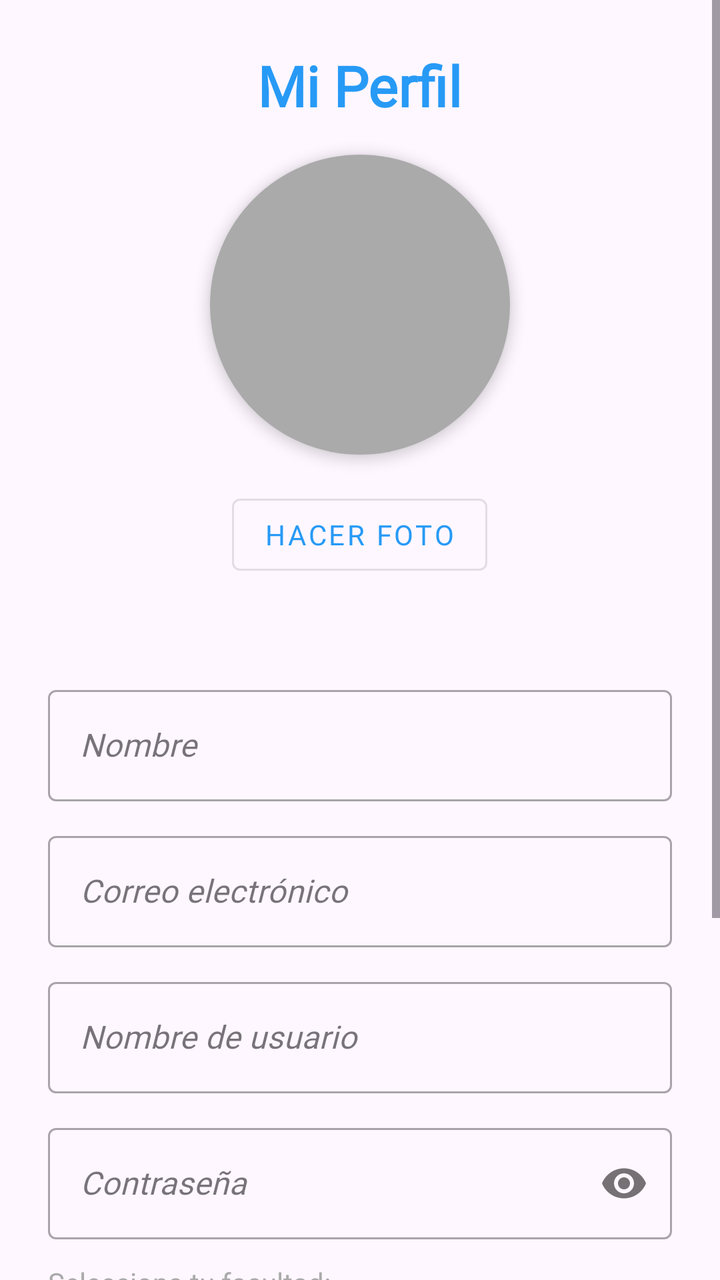
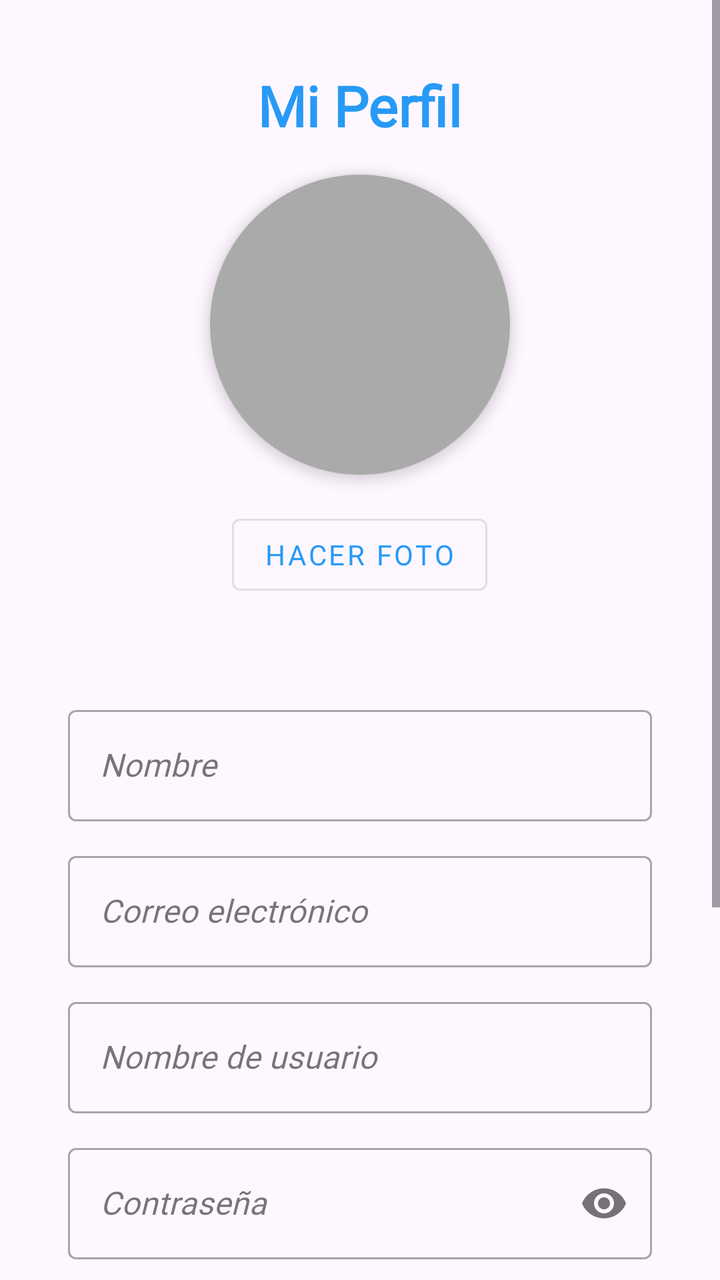

Two renders of the same Android screen: before a commit and after it. Below are the layout's source before the change and the commit's diff.
<!-- AndroidManifest.xml: application theme Theme.Miau -->
<!-- res/layout/fragment_perfil.xml -->
<?xml version="1.0" encoding="utf-8"?>
<ScrollView xmlns:android="http://schemas.android.com/apk/res/android"
    xmlns:app="http://schemas.android.com/apk/res-auto"
    xmlns:tools="http://schemas.android.com/tools"
    android:layout_width="match_parent"
    android:layout_height="match_parent"
    android:fillViewport="true"
    tools:context=".PerfilFragment">

    <LinearLayout
        android:layout_width="match_parent"
        android:layout_height="wrap_content"
        android:gravity="center_horizontal"
        android:orientation="vertical"
        android:padding="24dp">

        <TextView
            android:layout_width="wrap_content"
            android:layout_height="wrap_content"
            android:text="Mi Perfil"
            android:fontFamily="@font/playfair_semibolditalic"
            android:textSize="28sp"
            android:textStyle="bold"
            android:textColor="?attr/colorPrimary"
            android:layout_marginBottom="16dp"/>

        <androidx.cardview.widget.CardView
            android:layout_width="150dp"
            android:layout_height="150dp"
            app:cardCornerRadius="75dp"
            app:cardElevation="4dp"
            android:layout_marginBottom="16dp">

            <ImageView
                android:id="@+id/img_perfil"
                android:layout_width="match_parent"
                android:layout_height="match_parent"
                android:scaleType="centerCrop"
                android:background="@android:color/darker_gray"
                android:contentDescription="Foto de perfil" />
        </androidx.cardview.widget.CardView>

        <Button
            android:id="@+id/btn_hacer_foto"
            style="@style/Widget.MaterialComponents.Button.OutlinedButton"
            android:layout_width="wrap_content"
            android:layout_height="wrap_content"
            android:text="@string/tomarfoto"
            android:fontFamily="@font/playfair_regular"/>
        <TextView
            android:id="@+id/tvMisPuntos"
            android:layout_width="wrap_content"
            android:layout_height="wrap_content"
            android:textSize="18sp"
            android:textStyle="bold"
            android:textColor="?attr/colorPrimary" />

        <com.google.android.material.textfield.TextInputLayout
            style="@style/Widget.MaterialComponents.TextInputLayout.OutlinedBox"
            android:layout_width="match_parent"
            android:layout_height="wrap_content"
            android:layout_marginTop="24dp">
            <com.google.android.material.textfield.TextInputEditText
                android:id="@+id/et_nombre_completo"
                android:layout_width="match_parent"
                android:layout_height="wrap_content"
                android:fontFamily="@font/playfair_regular"
                android:textStyle="italic"
                android:hint="@string/nombre"
                android:inputType="textPersonName" />
        </com.google.android.material.textfield.TextInputLayout>

        <com.google.android.material.textfield.TextInputLayout
            style="@style/Widget.MaterialComponents.TextInputLayout.OutlinedBox"
            android:layout_width="match_parent"
            android:layout_height="wrap_content"
            android:layout_marginTop="12dp">
            <com.google.android.material.textfield.TextInputEditText
                android:id="@+id/et_email"
                android:layout_width="match_parent"
                android:layout_height="wrap_content"
                android:hint="@string/correo"
                android:fontFamily="@font/playfair_regular"
                android:textStyle="italic"
                android:inputType="textEmailAddress" />
        </com.google.android.material.textfield.TextInputLayout>

        <com.google.android.material.textfield.TextInputLayout
            style="@style/Widget.MaterialComponents.TextInputLayout.OutlinedBox"
            android:layout_width="match_parent"
            android:layout_height="wrap_content"
            android:layout_marginTop="12dp">
            <com.google.android.material.textfield.TextInputEditText
                android:id="@+id/et_nombre_usuario"
                android:layout_width="match_parent"
                android:layout_height="wrap_content"
                android:hint="@string/usNombre"
                android:fontFamily="@font/playfair_regular"
                android:textStyle="italic"
                android:inputType="text" />
        </com.google.android.material.textfield.TextInputLayout>

        <com.google.android.material.textfield.TextInputLayout
            style="@style/Widget.MaterialComponents.TextInputLayout.OutlinedBox"
            android:layout_width="match_parent"
            android:layout_height="wrap_content"
            android:layout_marginTop="12dp"
            app:passwordToggleEnabled="true">
            <com.google.android.material.textfield.TextInputEditText
                android:id="@+id/et_password"
                android:layout_width="match_parent"
                android:layout_height="wrap_content"
                android:hint="@string/contrasena"
                android:fontFamily="@font/playfair_regular"
                android:textStyle="italic"
                android:inputType="textPassword" />
        </com.google.android.material.textfield.TextInputLayout>

        <TextView
            android:layout_width="match_parent"
            android:layout_height="wrap_content"
            android:text="@string/fac"
            android:textColor="@android:color/darker_gray"
            android:layout_marginTop="12dp"
            android:layout_marginBottom="4dp"/>

        <Spinner
            android:id="@+id/spinner_perfil_facultad"
            android:layout_width="match_parent"
            android:layout_height="50dp"
            android:background="@android:drawable/btn_dropdown"/>

        <Button
            android:id="@+id/btn_guardar_perfil"
            android:layout_width="match_parent"
            android:layout_height="60dp"
            android:layout_marginTop="24dp"
            android:layout_marginBottom="24dp"
            android:backgroundTint="?attr/colorPrimary"
            android:text="@string/guardar"
            android:fontFamily="@font/playfair_regular"
            android:textColor="@android:color/white"
            android:textSize="18sp" />
        <Button
            android:id="@+id/btn_cerrar_sesion"
            android:layout_width="match_parent"
            android:layout_height="wrap_content"
            android:layout_marginTop="8dp"
            android:text="@string/cerrar_s"
            android:fontFamily="@font/playfair_regular"
            android:textStyle="bold"
            android:textColor="@android:color/white"
            android:backgroundTint="#D32F2F" />
    </LinearLayout>
</ScrollView>
<!-- resources referenced by this layout -->
<resources>
  <string name="cerrar_s">Cerrar sesión</string>
  <string name="contrasena">Contraseña</string>
  <string name="correo">Correo electrónico</string>
  <string name="fac">Selecciona tu facultad:</string>
  <string name="guardar">Guardar cambios</string>
  <string name="nombre">Nombre</string>
  <string name="tomarfoto">Hacer foto</string>
  <string name="usNombre">Nombre de usuario</string>
  <style name="Theme.Miau" parent="Base.Theme.Miau" />
  <style name="Base.Theme.Miau" parent="Theme.Material3.DayNight.NoActionBar">
          <item name="colorPrimary">@color/blue_primary</item>
          <item name="colorPrimaryVariant">@color/blue_primary_dark</item>
          <item name="colorSecondary">@color/accent</item>
      </style>
  <color name="blue_primary">#279AF6</color>
  <color name="blue_primary_dark">#155BA2</color>
  <color name="accent">#ED427C</color>
</resources>

<!-- the commit's change to res/layout/fragment_perfil.xml (unified diff, before → after) -->
@@ -10,6 +10,7 @@
     <LinearLayout
         android:layout_width="match_parent"
         android:layout_height="wrap_content"
+        android:layout_margin="10dp"
         android:gravity="center_horizontal"
         android:orientation="vertical"
         android:padding="24dp">
@@ -17,27 +18,27 @@
         <TextView
             android:layout_width="wrap_content"
             android:layout_height="wrap_content"
+            android:layout_marginBottom="16dp"
+            android:fontFamily="@font/playfair_semibolditalic"
             android:text="Mi Perfil"
-            android:fontFamily="@font/playfair_semibolditalic"
+            android:textColor="?attr/colorPrimary"
             android:textSize="28sp"
-            android:textStyle="bold"
-            android:textColor="?attr/colorPrimary"
-            android:layout_marginBottom="16dp"/>
+            android:textStyle="bold" />
 
         <androidx.cardview.widget.CardView
             android:layout_width="150dp"
             android:layout_height="150dp"
+            android:layout_marginBottom="16dp"
             app:cardCornerRadius="75dp"
-            app:cardElevation="4dp"
-            android:layout_marginBottom="16dp">
+            app:cardElevation="4dp">
 
             <ImageView
                 android:id="@+id/img_perfil"
                 android:layout_width="match_parent"
                 android:layout_height="match_parent"
-                android:scaleType="centerCrop"
                 android:background="@android:color/darker_gray"
-                android:contentDescription="Foto de perfil" />
+                android:contentDescription="Foto de perfil"
+                android:scaleType="centerCrop" />
         </androidx.cardview.widget.CardView>
 
         <Button
@@ -45,29 +46,31 @@
             style="@style/Widget.MaterialComponents.Button.OutlinedButton"
             android:layout_width="wrap_content"
             android:layout_height="wrap_content"
-            android:text="@string/tomarfoto"
-            android:fontFamily="@font/playfair_regular"/>
+            android:fontFamily="@font/playfair_regular"
+            android:text="@string/tomarfoto" />
+
         <TextView
             android:id="@+id/tvMisPuntos"
             android:layout_width="wrap_content"
             android:layout_height="wrap_content"
+            android:textColor="?attr/colorPrimary"
             android:textSize="18sp"
-            android:textStyle="bold"
-            android:textColor="?attr/colorPrimary" />
+            android:textStyle="bold" />
 
         <com.google.android.material.textfield.TextInputLayout
             style="@style/Widget.MaterialComponents.TextInputLayout.OutlinedBox"
             android:layout_width="match_parent"
             android:layout_height="wrap_content"
             android:layout_marginTop="24dp">
+
             <com.google.android.material.textfield.TextInputEditText
                 android:id="@+id/et_nombre_completo"
                 android:layout_width="match_parent"
                 android:layout_height="wrap_content"
                 android:fontFamily="@font/playfair_regular"
-                android:textStyle="italic"
                 android:hint="@string/nombre"
-                android:inputType="textPersonName" />
+                android:inputType="textPersonName"
+                android:textStyle="italic" />
         </com.google.android.material.textfield.TextInputLayout>
 
         <com.google.android.material.textfield.TextInputLayout
@@ -75,14 +78,15 @@
             android:layout_width="match_parent"
             android:layout_height="wrap_content"
             android:layout_marginTop="12dp">
+
             <com.google.android.material.textfield.TextInputEditText
                 android:id="@+id/et_email"
                 android:layout_width="match_parent"
                 android:layout_height="wrap_content"
+                android:fontFamily="@font/playfair_regular"
                 android:hint="@string/correo"
-                android:fontFamily="@font/playfair_regular"
-                android:textStyle="italic"
-                android:inputType="textEmailAddress" />
+                android:inputType="textEmailAddress"
+                android:textStyle="italic" />
         </com.google.android.material.textfield.TextInputLayout>
 
         <com.google.android.material.textfield.TextInputLayout
@@ -90,14 +94,15 @@
             android:layout_width="match_parent"
             android:layout_height="wrap_content"
             android:layout_marginTop="12dp">
+
             <com.google.android.material.textfield.TextInputEditText
                 android:id="@+id/et_nombre_usuario"
                 android:layout_width="match_parent"
                 android:layout_height="wrap_content"
+                android:fontFamily="@font/playfair_regular"
                 android:hint="@string/usNombre"
-                android:fontFamily="@font/playfair_regular"
-                android:textStyle="italic"
-                android:inputType="text" />
+                android:inputType="text"
+                android:textStyle="italic" />
         </com.google.android.material.textfield.TextInputLayout>
 
         <com.google.android.material.textfield.TextInputLayout
@@ -106,29 +111,30 @@
             android:layout_height="wrap_content"
             android:layout_marginTop="12dp"
             app:passwordToggleEnabled="true">
+
             <com.google.android.material.textfield.TextInputEditText
                 android:id="@+id/et_password"
                 android:layout_width="match_parent"
                 android:layout_height="wrap_content"
+                android:fontFamily="@font/playfair_regular"
                 android:hint="@string/contrasena"
-                android:fontFamily="@font/playfair_regular"
-                android:textStyle="italic"
-                android:inputType="textPassword" />
+                android:inputType="textPassword"
+                android:textStyle="italic" />
         </com.google.android.material.textfield.TextInputLayout>
 
         <TextView
             android:layout_width="match_parent"
             android:layout_height="wrap_content"
+            android:layout_marginTop="12dp"
+            android:layout_marginBottom="4dp"
             android:text="@string/fac"
-            android:textColor="@android:color/darker_gray"
-            android:layout_marginTop="12dp"
-            android:layout_marginBottom="4dp"/>
+            android:textColor="@android:color/darker_gray" />
 
         <Spinner
             android:id="@+id/spinner_perfil_facultad"
             android:layout_width="match_parent"
             android:layout_height="50dp"
-            android:background="@android:drawable/btn_dropdown"/>
+            android:background="@android:drawable/btn_dropdown" />
 
         <Button
             android:id="@+id/btn_guardar_perfil"
@@ -137,19 +143,20 @@
             android:layout_marginTop="24dp"
             android:layout_marginBottom="24dp"
             android:backgroundTint="?attr/colorPrimary"
+            android:fontFamily="@font/playfair_regular"
             android:text="@string/guardar"
-            android:fontFamily="@font/playfair_regular"
             android:textColor="@android:color/white"
             android:textSize="18sp" />
+
         <Button
             android:id="@+id/btn_cerrar_sesion"
             android:layout_width="match_parent"
             android:layout_height="wrap_content"
             android:layout_marginTop="8dp"
+            android:backgroundTint="#D32F2F"
+            android:fontFamily="@font/playfair_regular"
             android:text="@string/cerrar_s"
-            android:fontFamily="@font/playfair_regular"
-            android:textStyle="bold"
             android:textColor="@android:color/white"
-            android:backgroundTint="#D32F2F" />
+            android:textStyle="bold" />
     </LinearLayout>
 </ScrollView>
